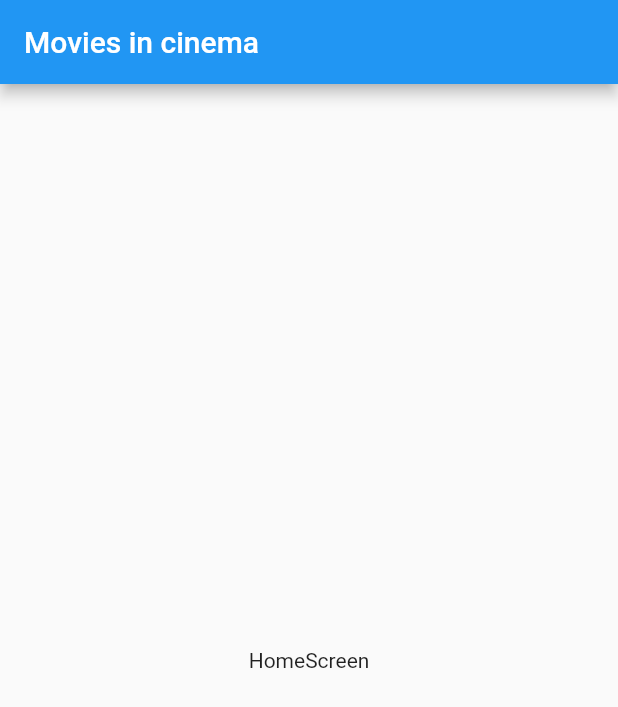
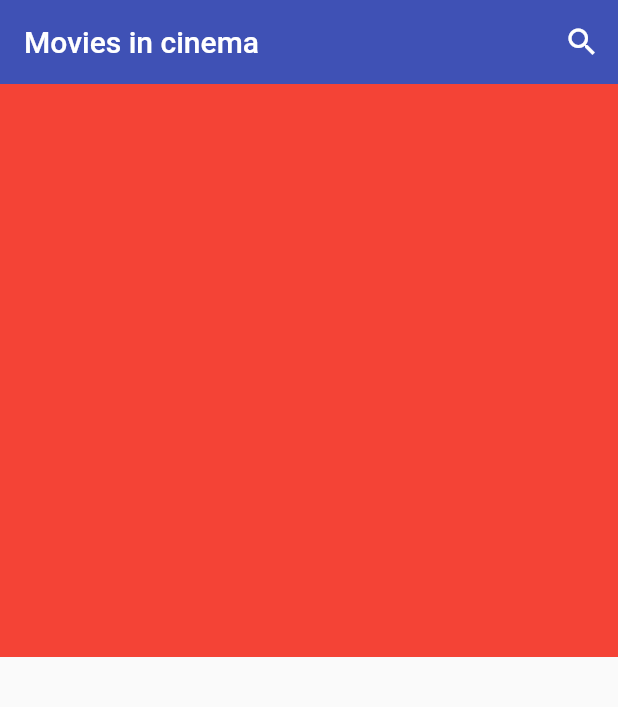
Before and after one commit to a-tiny-developer/movies_app_flutter, a Flutter app: the screen it shows after launch, on a phone screen of 412 x 824 dp. Shown: the top 707 px of the screen. Run offline on Flutter 3.47's test engine with Material 2 defaults, Android fonts, the phone set to English and light mode, and no system bars.

Commit message:
HomeScreen details

```diff
--- a/lib/app.dart
+++ b/lib/app.dart
@@ -15,6 +15,9 @@ class MoviesApp extends StatelessWidget {
         'home': (context) => const HomeScreen(),
         'details': (context) => const DetailsScreen(),
       },
+      theme: ThemeData.light().copyWith(
+        appBarTheme: const AppBarTheme(color: Colors.indigo),
+      ),
     );
   }
 }
--- a/lib/screens/home_screen.dart
+++ b/lib/screens/home_screen.dart
@@ -1,4 +1,6 @@
 import 'package:flutter/material.dart';
+
+import 'package:movies_app_flutter/widgets/widgets.dart';
 
 class HomeScreen extends StatelessWidget {
   const HomeScreen({Key? key}) : super(key: key);
@@ -8,9 +10,18 @@ class HomeScreen extends StatelessWidget {
     return Scaffold(
       appBar: AppBar(
         title: const Text('Movies in cinema'),
+        elevation: 0,
+        actions: [
+          IconButton(
+            onPressed: () {},
+            icon: const Icon(Icons.search_outlined),
+          ),
+        ],
       ),
-      body: const Center(
-        child: Text('HomeScreen'),
+      body: Column(
+        children: const [
+          CardSwiper(),
+        ],
       ),
     );
   }
--- /dev/null
+++ b/lib/widgets/card_swiper.dart
@@ -0,0 +1,14 @@
+import 'package:flutter/material.dart';
+
+class CardSwiper extends StatelessWidget {
+  const CardSwiper({Key? key}) : super(key: key);
+
+  @override
+  Widget build(BuildContext context) {
+    return Container(
+      width: double.infinity,
+      height: MediaQuery.of(context).size.height / 2 - 30,
+      color: Colors.red,
+    );
+  }
+}
--- a/lib/widgets/widgets.dart
+++ b/lib/widgets/widgets.dart
@@ -0,0 +1 @@
+export 'card_swiper.dart';
```
